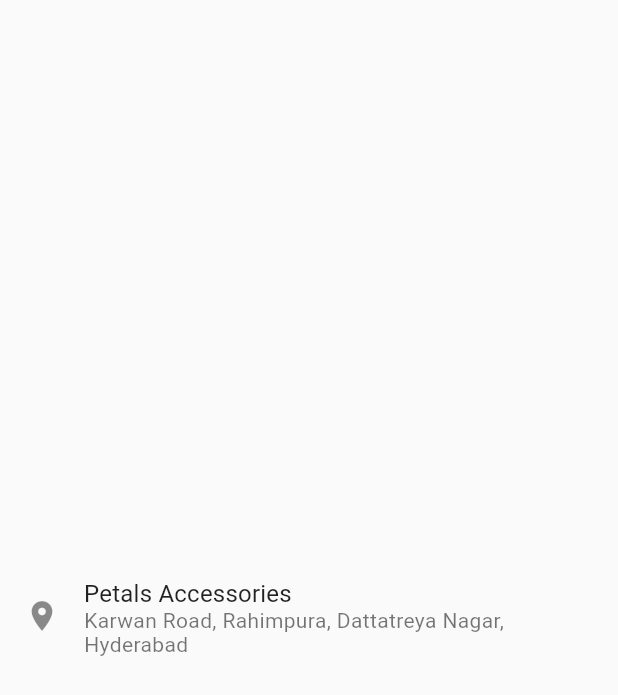
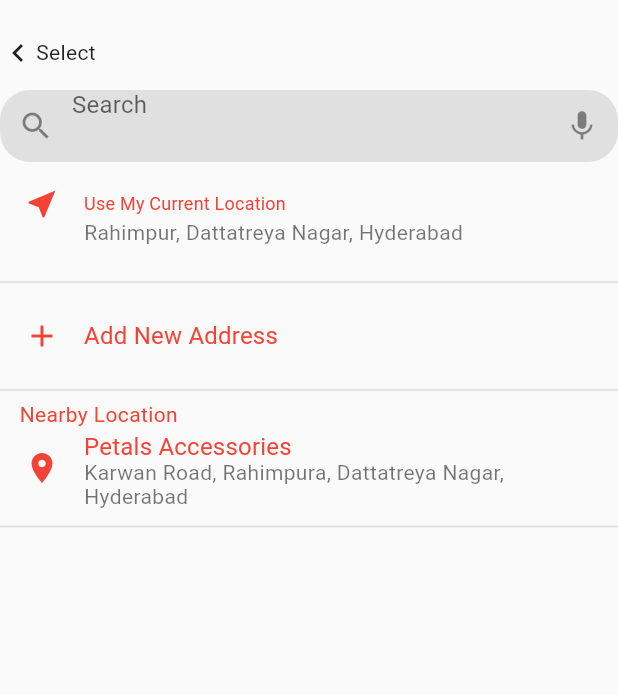
Before and after one commit to ChandraChaan/apna_chotu_app, a Flutter app: the CurrentLocation screen opened directly, on a phone screen of 412 x 824 dp. Shown: the top 695 px of the screen. Run offline on Flutter 3.47's test engine with Material 2 defaults, Android fonts, the phone set to English and light mode, and no system bars; our stand-ins replace cached_network_image, connectivity, dio, dots_indicator, get, get_storage; accounts and stored records are empty.

Commit message:
select location page modification

```diff
--- a/lib/application/controller/auth_controller.dart
+++ b/lib/application/controller/auth_controller.dart
@@ -14,7 +14,6 @@ class AuthController extends GetxController {
   final IApnaChotuAppRepository apnaChotuRepository;
   String userNameValue = '';
   String profilePic = '';
-  String role = '';
   final LocalDb = GetStorage();
 
   @override
--- a/lib/config/app_pages.dart
+++ b/lib/config/app_pages.dart
@@ -3,11 +3,12 @@ import 'package:get/get_navigation/src/routes/get_route.dart';
 import '../Application/Binding/main_binding.dart';
 import '../Presentation/auth_screen.dart';
 import '../Presentation/intro_screen.dart';
+import '../presentation/select_location.dart';
 
 part 'app_route.dart';
 
 class AppPages {
-  static const initial = Routes.intro;
+  static const initial = Routes.currentLocation;
   static final routes = [
     GetPage(
         name: Routes.intro,
@@ -17,5 +18,9 @@ class AppPages {
         name: Routes.auth,
         page: () => const AuthScreen(),
         binding: MainBinding()),
+    GetPage(
+        name: Routes.currentLocation,
+        page: () => const CurrentLocation(),
+        binding: MainBinding()),
   ];
 }
--- a/lib/config/app_route.dart
+++ b/lib/config/app_route.dart
@@ -3,5 +3,6 @@ part of 'app_pages.dart';
 abstract class Routes {
   static const intro = '/introScreen';
   static const auth = '/auth';
+  static const currentLocation = '/currentLocation';
 
 }
--- a/lib/presentation/select_location.dart
+++ b/lib/presentation/select_location.dart
@@ -1,4 +1,6 @@
+import 'package:apna_chotu_app/Config/app_pages.dart';
 import 'package:flutter/material.dart';
+import 'package:get/get.dart';
 
 class CurrentLocation extends StatefulWidget {
   const CurrentLocation({super.key});
@@ -10,15 +12,94 @@ class CurrentLocation extends StatefulWidget {
 class _CurrentLocationState extends State<CurrentLocation> {
   @override
   Widget build(BuildContext context) {
-    return const Scaffold(
-      body: Center(
-        child: ListTile(
-          minLeadingWidth: 0,
-          leading: Icon(
-            Icons.location_on,
-          ),
-          title: Text('Petals Accessories'),
-          subtitle: Text('Karwan Road, Rahimpura, Dattatreya Nagar, Hyderabad'),
+    return Scaffold(
+      body: SafeArea(
+        child: Column(
+          children: [SizedBox(height: 10,),
+            SizedBox(height: 50,
+              child: Row(
+                children: [
+                Icon(Icons.chevron_left),
+                Text('Select')
+              ],),
+            ),
+            Container(
+              decoration: BoxDecoration(
+                borderRadius: BorderRadius.circular(20.0),
+                color: Colors.grey[300],
+              ),
+              child: TextField(
+                decoration: InputDecoration(
+                  hintText: 'Search',
+                  border: InputBorder.none,
+                  prefixIcon: const Icon(Icons.search),
+                  suffixIcon: IconButton(
+                    icon: const Icon(Icons.mic),
+                    onPressed: () {
+                      // Perform voice search action
+                    },
+                  ),
+                  contentPadding: const EdgeInsets.symmetric(horizontal: 16.0),
+                ),
+              ),
+            ),
+            const Center(
+                child: ListTile(
+              minLeadingWidth: 0,
+              leading: Icon(
+                Icons.near_me,
+                color: Colors.red,
+              ),
+              title: Text(
+                'Use My Current Location',
+                style: TextStyle(color: Colors.red, fontSize: 12),
+              ),
+              subtitle: Text('Rahimpur, Dattatreya Nagar, Hyderabad'),
+            )),
+             const Divider(thickness: 1),
+             ListTile(
+              minLeadingWidth: 2,
+              onTap: (){
+                Get.toNamed(Routes.auth);
+              },
+              leading: Icon(
+                Icons.add_sharp,
+                color: Colors.red,
+              ),
+              title: Text(
+                'Add New Address',
+                style: TextStyle(color: Colors.red),
+              ),
+            ),
+            const Divider(thickness: 1),
+            const Column(
+              mainAxisAlignment: MainAxisAlignment.spaceBetween,
+              crossAxisAlignment: CrossAxisAlignment.stretch,
+              children: [
+                Padding(
+                  padding: EdgeInsets.only(left: 13),
+                  child: Text(
+                    'Nearby Location',
+                    style: TextStyle(color: Colors.red),
+                  ),
+                ),
+                ListTile(
+                  minLeadingWidth: 0,
+                  leading: Icon(
+                    Icons.location_on,
+                    color: Colors.red,
+                  ),
+                  title: Text(
+                    'Petals Accessories',
+                    style: TextStyle(color: Colors.red),
+                  ),
+                  subtitle: Text(
+                      'Karwan Road, Rahimpura, Dattatreya Nagar, Hyderabad'),
+                ),
+                Divider(thickness: 1),
+              ],
+            )
+          ],
         ),
       ),
     );
```
Also changed, not shown: pubspec.lock.
